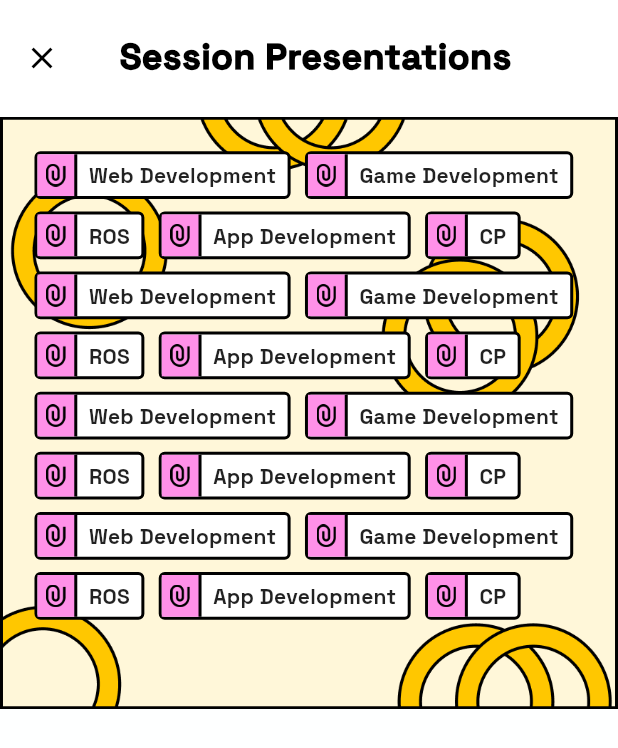
After one commit to Zairza-App/zairza-app, a Flutter app: the SeeMoreSessionPresentation screen opened by its route, on a phone screen of 412 x 824 dp. The commit adds this screen. Shown: the top 748 px of the screen. Run offline on Flutter 3.47's test engine with Material 2 defaults, Android fonts, the phone set to English and light mode, and no system bars; our stand-ins replace carousel_slider, dots_indicator, flutter_svg, google_fonts, shared_preferences; accounts and stored records are empty.

Commit message:
see_more_session_presentations

```diff
--- a/lib/common/widgets/session_tag.dart
+++ b/lib/common/widgets/session_tag.dart
@@ -12,7 +12,8 @@ class SessionTag extends StatelessWidget {
     return Container(
       height: height * 0.03862660944,
       decoration: BoxDecoration(
-          borderRadius: BorderRadius.circular(4), border: Border.all(width: 2)),
+          borderRadius: BorderRadius.circular(4), border: Border.all(width: 2),
+          color: Colors.white),
       child: Row(
         children: [
           Container(
--- a/lib/main.dart
+++ b/lib/main.dart
@@ -6,6 +6,7 @@ import 'package:zairza_app/screens/home_screen.dart';
 import 'package:zairza_app/screens/resources/inventory.dart';
 import 'package:zairza_app/screens/resources/see_more_blogs.dart';
 import 'package:zairza_app/screens/resources/see_more_roadmaps.dart';
+import 'package:zairza_app/screens/resources/see_more_session_presentation.dart';
 import 'nav.dart';
 
 void main() {
@@ -30,6 +31,7 @@ class MyApp extends StatelessWidget {
         '/home_card': (context) => const CardDetails(),
         '/roadmaps': (context) => const SeeMoreRoadMaps(),
         '/blogs': (context) => const SeeMoreBlogs(),
+        '/session_presentation': (context) => const SeeMoreSessionPresentation(),
         '/inventory': (context) => const Inventory(),
         '/project': (context) => const NavigationBarPage(givenIndex: 2)
       },
--- a/lib/screens/Resources.dart
+++ b/lib/screens/Resources.dart
@@ -173,7 +173,7 @@ class ResourcesPage extends StatelessWidget {
                 ),
                 InkWell(
                   onTap: () {
-                    Navigator.pushReplacementNamed(context, '/blogs');
+                    Navigator.pushNamed(context, '/session_presentation');
                   },
                   child: Text("See more",
                       style: GlobalVariables.textMedium_14.copyWith(
--- /dev/null
+++ b/lib/screens/resources/see_more_session_presentation.dart
@@ -0,0 +1,124 @@
+import 'package:flutter/material.dart';
+
+import '../../common/widgets/session_tag.dart';
+import '../../constants/global_variables.dart';
+
+class SeeMoreSessionPresentation extends StatelessWidget {
+  const SeeMoreSessionPresentation({super.key});
+
+  @override
+  Widget build(BuildContext context) {
+    double height = MediaQuery.of(context).size.height;
+    double width = MediaQuery.of(context).size.width;
+    return Scaffold(
+      appBar: AppBar(
+        toolbarHeight: height * 0.09451,
+        backgroundColor: Colors.white,
+        elevation: 0,
+        leading: IconButton(
+          onPressed: () {
+            Navigator.pop(context);
+          },
+          icon: const Icon(Icons.close),
+          color: Colors.black,
+        ),
+        title: Padding(
+          padding: EdgeInsets.symmetric(horizontal: width * 0.01860465116),
+          child: Text(
+            'Session Presentations',
+            style: GlobalVariables.textBold_24.copyWith(color: Colors.black),
+          ),
+        ),
+      ),
+      body: Stack(
+        children: [
+          Image.asset('assets/images/resources_largeBG.png'),
+          Padding(
+            padding: EdgeInsets.all(width * 0.05581395348),
+            child: Column(
+              children: [
+                Row(
+                    children: [
+                      const SessionTag(tagName: 'Web Development'),
+                      SizedBox(width: width * 0.02325581395),
+                      const SessionTag(tagName: 'Game Development')
+                    ],
+                  ),
+                SizedBox(height: height * 0.010),
+                Row(
+                  children: [
+                    const SessionTag(tagName: 'ROS'),
+                    SizedBox(width: width * 0.02325581395),
+                    const SessionTag(tagName: 'App Development'),
+                    SizedBox(width: width * 0.02325581395),
+                    const SessionTag(tagName: 'CP'),
+                    SizedBox(width: width * 0.02325581395),
+                  ],
+                ),
+                SizedBox(height: height * 0.010),
+                Row(
+                    children: [
+                      const SessionTag(tagName: 'Web Development'),
+                      SizedBox(width: width * 0.02325581395),
+                      const SessionTag(tagName: 'Game Development')
+                    ],
+                  ),
+                SizedBox(height: height * 0.010),
+                Row(
+                  children: [
+                    const SessionTag(tagName: 'ROS'),
+                    SizedBox(width: width * 0.02325581395),
+                    const SessionTag(tagName: 'App Development'),
+                    SizedBox(width: width * 0.02325581395),
+                    const SessionTag(tagName: 'CP'),
+                    SizedBox(width: width * 0.02325581395),
+                  ],
+                ),
+                SizedBox(height: height * 0.010),
+                Row(
+                    children: [
+                      const SessionTag(tagName: 'Web Development'),
+                      SizedBox(width: width * 0.02325581395),
+                      const SessionTag(tagName: 'Game Development')
+                    ],
+                  ),
+                SizedBox(height: height * 0.010),
+                Row(
+                  children: [
+                    const SessionTag(tagName: 'ROS'),
+                    SizedBox(width: width * 0.02325581395),
+                    const SessionTag(tagName: 'App Development'),
+                    SizedBox(width: width * 0.02325581395),
+                    const SessionTag(tagName: 'CP'),
+                    SizedBox(width: width * 0.02325581395),
+                  ],
+                ),
+                SizedBox(height: height * 0.010),
+                Row(
+                    children: [
+                      const SessionTag(tagName: 'Web Development'),
+                      SizedBox(width: width * 0.02325581395),
+                      const SessionTag(tagName: 'Game Development')
+                    ],
+                  ),
+                SizedBox(height: height * 0.010),
+                Row(
+                  children: [
+                    const SessionTag(tagName: 'ROS'),
+                    SizedBox(width: width * 0.02325581395),
+                    const SessionTag(tagName: 'App Development'),
+                    SizedBox(width: width * 0.02325581395),
+                    const SessionTag(tagName: 'CP'),
+                    SizedBox(width: width * 0.02325581395),
+                  ],
+                ),
+                SizedBox(height: height * 0.010),
+              ],
+            ),
+          ),
+
+        ],
+      ),
+    );
+  }
+}
```
Also changed, not shown: assets/images/resources_largeBG.png (added).
